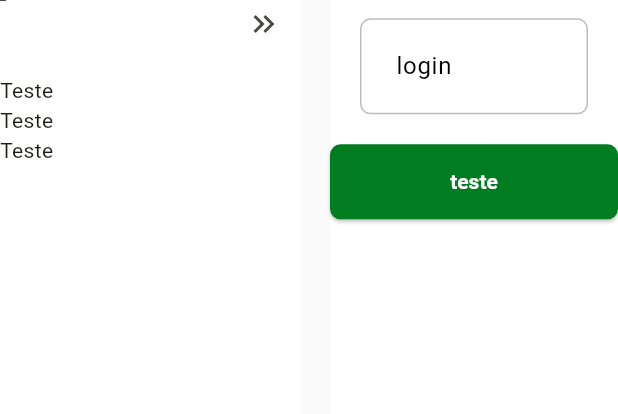
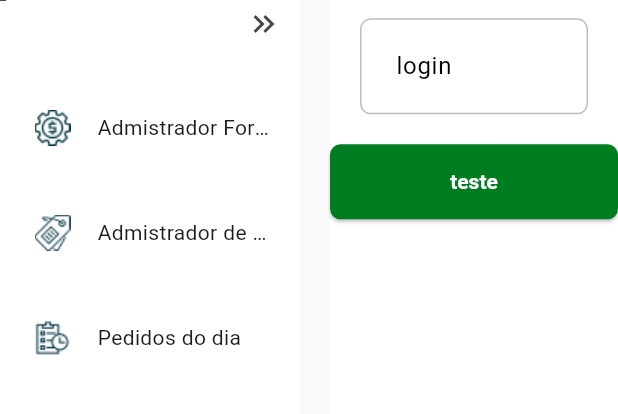
Before and after one commit to leonardo-juliano/Delivery-Backoffice, a Flutter app: the BaseLayout screen opened directly, on a phone screen of 412 x 824 dp, the part 92-506 px from its top. Run offline on Flutter 3.47's test engine with Material 3 defaults, Android fonts, the phone set to English and light mode, and no system bars; our stand-ins replace awesome_snackbar_content, dio, flutter_modular, loading_animation_widget, mobx; missing offline and left inert: dart:html, validatorless; generated files the repository leaves out were written again; Roboto replaces fonts that are missing (mplus1).

Commit message:
aula 2 1:30

```diff
--- a/delivery_backoffice/lib/src/modules/home/home_page.dart
+++ b/delivery_backoffice/lib/src/modules/home/home_page.dart
@@ -34,7 +34,7 @@ class _HomePageState extends State<HomePage> with Loader, Messages {
               child: ElevatedButton(
                   onPressed: () {},
                   child: const Text('teste',
-                      style: TextStyle(color: Colors.white))),
+                      style: TextStyle(color: Colors.white),),),
             ),
           ],
         ),
--- a/delivery_backoffice/lib/src/modules/login/login_page.dart
+++ b/delivery_backoffice/lib/src/modules/login/login_page.dart
@@ -127,13 +127,14 @@ class _LoginPageState extends State<LoginPage> with Loader, Messages {
                           validator: Validatorless.multiple([
                             Validatorless.required('Email Obrigatório'),
                             Validatorless.email('Email inválido')
-                          ])),
+                          ],),),
                       const SizedBox(
                         height: 30,
                       ),
                       TextFormField(
                         onFieldSubmitted: (_) => _formSubmit(),
                         controller: passwordEC,
+                        obscureText: true,
                         decoration: const InputDecoration(labelText: 'Senha'),
                         validator:
                             Validatorless.required('Password Obrigatório'),
--- a/delivery_backoffice/lib/src/modules/template/menu/menu_bar.dart
+++ b/delivery_backoffice/lib/src/modules/template/menu/menu_bar.dart
@@ -1,5 +1,6 @@
 import 'package:flutter/material.dart';
 
+import 'menu_button.dart';
 import 'menu_enum.dart';
 
 class MenuBar extends StatefulWidget {
@@ -10,6 +11,7 @@ class MenuBar extends StatefulWidget {
 }
 
 class _MenuBarState extends State<MenuBar> {
+  Menu? selectedMenu;
   @override
   Widget build(BuildContext context) {
     return SizedBox(
@@ -30,12 +32,21 @@ class _MenuBarState extends State<MenuBar> {
             height: 10,
           ),
           ListView.builder(
-              shrinkWrap: true,
-              itemCount: Menu.values.length,
-              itemBuilder: (context, index) {
-                final menu = Menu.values[index];
-                return Text('Teste');
-              })
+            shrinkWrap: true,
+            itemCount: Menu.values.length,
+            itemBuilder: (context, index) {
+              final menu = Menu.values[index];
+              return MenuButton(
+                menu: menu,
+                menuSelected: selectedMenu,
+                onPressed: (Menu value) {
+                  setState(() {
+                    selectedMenu = menu;
+                  });
+                },
+              );
+            },
+          ),
         ],
       ),
     );
--- /dev/null
+++ b/delivery_backoffice/lib/src/modules/template/menu/menu_button.dart
@@ -0,0 +1,61 @@
+import 'package:flutter/material.dart';
+
+import '../../../core/ui/styles/text_styles.dart';
+import 'menu_enum.dart';
+
+class MenuButton extends StatelessWidget {
+  final Menu menu;
+  final Menu? menuSelected;
+  final ValueChanged<Menu> onPressed;
+
+  const MenuButton({super.key, required this.menu, this.menuSelected, required this.onPressed});
+
+  @override
+  Widget build(BuildContext context) {
+    final isSelected = menuSelected == menu;
+    return LayoutBuilder(
+      builder: (_, constrains) {
+        return Material(
+          color: Colors.transparent,
+          child: InkWell(
+            onTap: () => onPressed(menu),
+            borderRadius: BorderRadius.circular(20),
+            child: Container(
+              margin: const EdgeInsets.all(10),
+              padding: const EdgeInsets.all(5),
+              decoration: isSelected
+                  ? BoxDecoration(
+                      borderRadius: BorderRadius.circular(10),
+                      color: const Color(0xFFFFF5E2),
+                    )
+                  : null,
+              child: Row(
+                mainAxisSize: MainAxisSize.min,
+                children: [
+                  Padding(
+                    padding: const EdgeInsets.all(8.0),
+                    child: Image.asset(
+                      'assets/images/icons/${isSelected ? menu.assetIconSelected : menu.assetIcon}',
+                    ),
+                  ),
+                  const SizedBox(
+                    width: 10,
+                  ),
+                  Expanded(
+                    child: Text(
+                      menu.label,
+                      overflow: TextOverflow.ellipsis,
+                      style: (isSelected
+                          ? context.textStyles.textBold
+                          : context.textStyles.textRegular),
+                    ),
+                  ),
+                ],
+              ),
+            ),
+          ),
+        );
+      },
+    );
+  }
+}
--- a/delivery_backoffice/lib/src/modules/template/menu/menu_enum.dart
+++ b/delivery_backoffice/lib/src/modules/template/menu/menu_enum.dart
@@ -1,20 +1,20 @@
 enum Menu {
   paymentType(
     '/payment-type/',
-    'payment_type_icon.png',
-    'payment_type_icon_selected.png',
+    'payment_type_ico.png',
+    'payment_type_ico_selected.png',
     'Admistrador Formas de pagamento',
   ),
   products(
     '/products/',
-    'produc_icon_selected.png',
-    'produc_icon.png',
+    'product_ico.png',
+    'product_ico_selected.png',
     'Admistrador de Produtos',
   ),
   orders(
     '/order/',
-    'order_icon.png',
-    'order_icon_selected.png',
+    'order_ico.png',
+    'order_ico_selected.png',
     'Pedidos do dia',
   );
 
```
